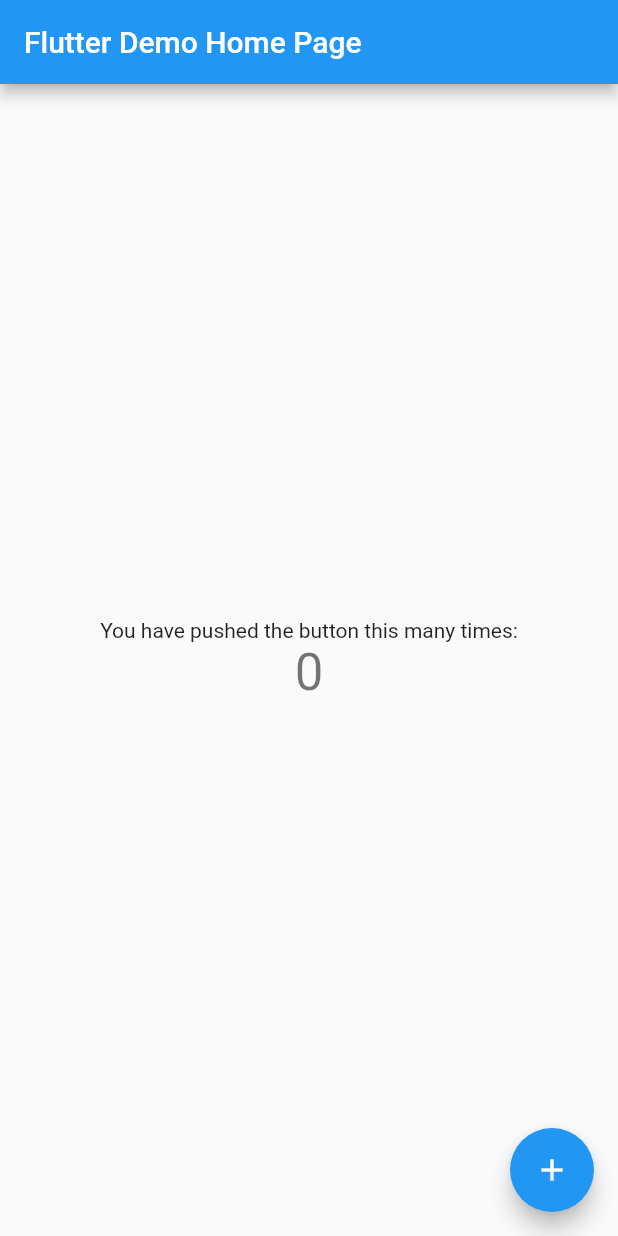
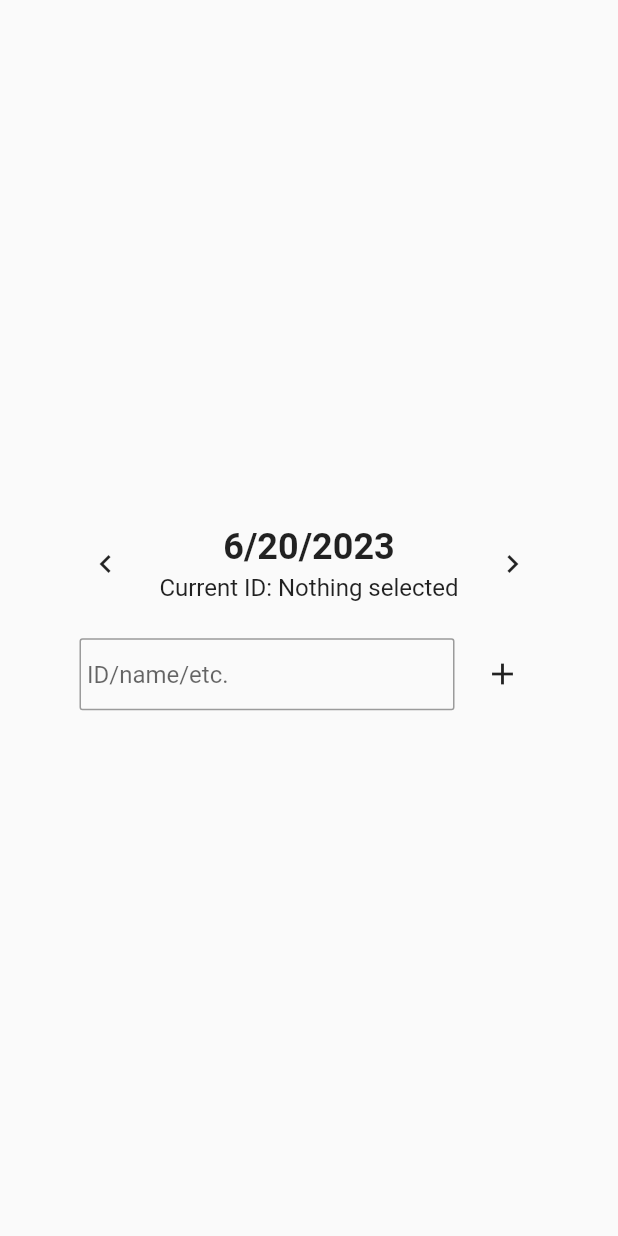
Before and after one commit to NathanKolbas/simple_time_card, a Flutter app: the screen it shows after launch, on a phone screen of 412 x 824 dp. Run offline on Flutter 3.47's test engine with Material 2 defaults, Android fonts, the light colour scheme and no system bars.

Commit message:
Simple implementation

```diff
--- a/lib/main.dart
+++ b/lib/main.dart
@@ -1,115 +1,232 @@
+import 'dart:async';
+
 import 'package:flutter/material.dart';
+import 'package:provider/provider.dart';
+import 'package:simple_time_card/models/times.dart';
 
 void main() {
-  runApp(const MyApp());
+  runApp(
+      MultiProvider(
+        providers: [
+          ChangeNotifierProvider(create: (context) => Times(),),
+        ],
+        child: const MyApp(),
+      )
+  );
 }
 
 class MyApp extends StatelessWidget {
   const MyApp({super.key});
 
-  // This widget is the root of your application.
   @override
   Widget build(BuildContext context) {
     return MaterialApp(
-      title: 'Flutter Demo',
       theme: ThemeData(
-        // This is the theme of your application.
-        //
-        // Try running your application with "flutter run". You'll see the
-        // application has a blue toolbar. Then, without quitting the app, try
-        // changing the primarySwatch below to Colors.green and then invoke
-        // "hot reload" (press "r" in the console where you ran "flutter run",
-        // or simply save your changes to "hot reload" in a Flutter IDE).
-        // Notice that the counter didn't reset back to zero; the application
-        // is not restarted.
-        primarySwatch: Colors.blue,
+        primarySwatch: Colors.grey,
       ),
-      home: const MyHomePage(title: 'Flutter Demo Home Page'),
+      debugShowCheckedModeBanner: false,
+      home: const MyHomePage(),
     );
   }
 }
 
 class MyHomePage extends StatefulWidget {
-  const MyHomePage({super.key, required this.title});
-
-  // This widget is the home page of your application. It is stateful, meaning
-  // that it has a State object (defined below) that contains fields that affect
-  // how it looks.
-
-  // This class is the configuration for the state. It holds the values (in this
-  // case the title) provided by the parent (in this case the App widget) and
-  // used by the build method of the State. Fields in a Widget subclass are
-  // always marked "final".
-
-  final String title;
+  const MyHomePage({super.key});
 
   @override
   State<MyHomePage> createState() => _MyHomePageState();
 }
 
 class _MyHomePageState extends State<MyHomePage> {
-  int _counter = 0;
+  final Times _times = Times();
+  late DateTime _currentDate;
+  String _newIdText = '';
 
-  void _incrementCounter() {
-    setState(() {
-      // This call to setState tells the Flutter framework that something has
-      // changed in this State, which causes it to rerun the build method below
-      // so that the display can reflect the updated values. If we changed
-      // _counter without calling setState(), then the build method would not be
-      // called again, and so nothing would appear to happen.
-      _counter++;
-    });
+  late final Timer _timer;
+  final TextEditingController _textEditingController = TextEditingController();
+
+  @override
+  void initState() {
+    super.initState();
+
+    final now = DateTime.now();
+    _currentDate = DateTime(now.year, now.month, now.day);
+
+    _timer = Timer.periodic(const Duration(seconds: 15), (timer) => setState(() {}));
+  }
+
+  @override
+  void dispose() {
+    _timer.cancel();
+    super.dispose();
   }
 
   @override
   Widget build(BuildContext context) {
-    // This method is rerun every time setState is called, for instance as done
-    // by the _incrementCounter method above.
-    //
-    // The Flutter framework has been optimized to make rerunning build methods
-    // fast, so that you can just rebuild anything that needs updating rather
-    // than having to individually change instances of widgets.
+    final day = context.select<Times, Map<String, Durations>>((v) => v.getDay(_currentDate));
+    final dayKeys = day.keys.toList();
+
+    print(dayKeys);
+
     return Scaffold(
-      appBar: AppBar(
-        // Here we take the value from the MyHomePage object that was created by
-        // the App.build method, and use it to set our appbar title.
-        title: Text(widget.title),
-      ),
       body: Center(
-        // Center is a layout widget. It takes a single child and positions it
-        // in the middle of the parent.
         child: Column(
-          // Column is also a layout widget. It takes a list of children and
-          // arranges them vertically. By default, it sizes itself to fit its
-          // children horizontally, and tries to be as tall as its parent.
-          //
-          // Invoke "debug painting" (press "p" in the console, choose the
-          // "Toggle Debug Paint" action from the Flutter Inspector in Android
-          // Studio, or the "Toggle Debug Paint" command in Visual Studio Code)
-          // to see the wireframe for each widget.
-          //
-          // Column has various properties to control how it sizes itself and
-          // how it positions its children. Here we use mainAxisAlignment to
-          // center the children vertically; the main axis here is the vertical
-          // axis because Columns are vertical (the cross axis would be
-          // horizontal).
           mainAxisAlignment: MainAxisAlignment.center,
-          children: <Widget>[
-            const Text(
-              'You have pushed the button this many times:',
+          children: [
+            Row(
+              mainAxisAlignment: MainAxisAlignment.center,
+              crossAxisAlignment: CrossAxisAlignment.center,
+              children: [
+                IconButton(
+                  onPressed: () => setState(() {
+                    _currentDate = _currentDate.subtract(const Duration(days: 1));
+                  }),
+                  icon: const Icon(Icons.keyboard_arrow_left),
+                ),
+                const SizedBox(width: 12,),
+                Column(
+                  children: [
+                    Text(
+                      "${_currentDate.month}/${_currentDate.day}/${_currentDate.year}",
+                      style: const TextStyle(fontWeight: FontWeight.bold, fontSize: 24),
+                    ),
+                    const SizedBox(height: 4,),
+                    Text(
+                      "Current ID: ${context.select<Times, String?>((v) => v.currentId) ?? 'Nothing selected'}",
+                      style: const TextStyle(fontSize: 16),
+                    ),
+                  ],
+                ),
+                const SizedBox(width: 12,),
+                IconButton(
+                  onPressed: () => setState(() {
+                    _currentDate = _currentDate.add(const Duration(days: 1));
+                  }),
+                  icon: const Icon(Icons.keyboard_arrow_right),
+                ),
+              ],
             ),
-            Text(
-              '$_counter',
-              style: Theme.of(context).textTheme.headlineMedium,
+            const SizedBox(height: 18,),
+            ListView.builder(
+              itemCount: dayKeys.length,
+              shrinkWrap: true,
+              itemBuilder: (context, index) {
+                return EntryItem(currentDate: _currentDate, id: dayKeys[index]);
+              },
+            ),
+            const SizedBox(height: 6,),
+            Row(
+              crossAxisAlignment: CrossAxisAlignment.center,
+              mainAxisAlignment: MainAxisAlignment.center,
+              children: [
+                SizedBox(
+                  width: 250,
+                  child: TextField(
+                    controller: _textEditingController,
+                    onChanged: (value) {
+                      _newIdText = value;
+                    },
+                    decoration: const InputDecoration(
+                      hintText: 'ID/name/etc.',
+                      contentPadding: EdgeInsets.symmetric(vertical: 5.0, horizontal: 5.0),
+                      border: OutlineInputBorder(
+                        borderRadius: BorderRadius.all(Radius.circular(2.0)),
+                      ),
+                    ),
+                  ),
+                ),
+                const SizedBox(width: 8,),
+                IconButton(
+                  onPressed: () {
+                    final durationMap = _times.getDay(_currentDate);
+                    // Add if it doesn't contain
+                    if (!durationMap.containsKey(_newIdText)) {
+                      durationMap[_newIdText] = Durations();
+                      _textEditingController.clear();
+                    }
+                    final itemDurations = durationMap[_newIdText];
+                    _times.setState();
+                    setState(() {});
+                  },
+                  icon: const Icon(Icons.add),
+                ),
+              ],
             ),
           ],
         ),
       ),
-      floatingActionButton: FloatingActionButton(
-        onPressed: _incrementCounter,
-        tooltip: 'Increment',
-        child: const Icon(Icons.add),
-      ), // This trailing comma makes auto-formatting nicer for build methods.
     );
   }
 }
+
+
+class EntryItem extends StatelessWidget {
+  const EntryItem({super.key, required this.currentDate, required this.id});
+
+  final DateTime currentDate;
+  final String id;
+
+  @override
+  Widget build(BuildContext context) {
+    final times = Provider.of<Times>(context);
+    final durations = times.days[currentDate]![id]!;
+
+    Duration adjustedDuration = durations.duration;
+    if (id == times.currentId) {
+      adjustedDuration += DateTime.now().difference(durations.times.last.dateTime);
+    }
+
+    return Padding(
+      padding: const EdgeInsets.all(8.0),
+      child: Column(
+        children: [
+          Row(
+            crossAxisAlignment: CrossAxisAlignment.center,
+            mainAxisAlignment: MainAxisAlignment.center,
+            children: [
+              SelectableText(
+                id,
+                style: const TextStyle(fontWeight: FontWeight.w400, fontSize: 24),
+              ),
+              const SizedBox(width: 16,),
+              SelectableText(
+                "${adjustedDuration.inHours}.${(adjustedDuration.inMinutes / 60).toStringAsFixed(2).substring(2)} hrs",
+                style: const TextStyle(fontWeight: FontWeight.w400, fontSize: 24),
+              ),
+              const SizedBox(width: 16,),
+              ElevatedButton(
+                onPressed: () {
+                  final now = DateTime.now();
+                  if (times.currentId == id) {
+                    times.currentId = null;
+                    durations.duration += now.difference(durations.times.last.dateTime);
+                    durations.times.add(Punch(PunchType.punchOut, now));
+                  } else {
+                    if (times.currentId != null) {
+                      final otherDurations = times.days[currentDate]![times.currentId]!;
+                      otherDurations.duration += now.difference(otherDurations.times.last.dateTime);
+                      otherDurations.times.add(Punch(PunchType.punchOut, now));
+                    }
+
+                    times.currentId = id;
+
+                    durations.times.add(Punch(PunchType.punchIn, now));
+                  }
+                  times.setState();
+                },
+                child: Text(times.currentId == id ? 'Stop' : 'Start'),
+              ),
+            ],
+          ),
+          SelectableText(
+            durations.times.fold('', (previousValue, element) => previousValue +=
+            "${previousValue.isNotEmpty ? ', ' : ''}${element.punchType == PunchType.punchIn ? 'In' : 'Out'}: "
+                "${element.dateTime.hour > 12 ? element.dateTime.hour - 12 : element.dateTime.hour + 1}:${element.dateTime.minute.toString().padLeft(2, '0')} "
+                "${element.dateTime.hour >= 12 ? 'PM' : 'AM'}"),
+            style: const TextStyle(fontSize: 18),
+          ),
+        ],
+      ),
+    );
+  }
+}
--- /dev/null
+++ b/lib/models/times.dart
@@ -0,0 +1,54 @@
+import 'package:flutter/material.dart';
+import 'package:json_annotation/json_annotation.dart';
+
+// part 'times.g.dart';
+
+enum PunchType {
+  punchIn,
+  punchOut;
+}
+
+@JsonSerializable()
+class Punch {
+  Punch(this.punchType, this.dateTime);
+
+  PunchType punchType;
+  DateTime dateTime;
+}
+
+@JsonSerializable()
+class Durations {
+  /// How long this item has been going for
+  Duration duration = Duration.zero;
+
+  /// The times that were clocked in and out
+  List<Punch> times = [];
+}
+
+@JsonSerializable()
+class Times with ChangeNotifier {
+  static final Times _instance = Times._internal();
+
+  /// This is a private constructor for this class
+  Times._internal();
+
+  factory Times() => _instance;
+
+  String? currentId;
+
+  final Map<DateTime, Map<String, Durations>> days = {};
+
+  Map<String, Durations> getDay(DateTime day) {
+    // Add if it doesn't contain
+    if (!days.containsKey(day)) {
+      days[day] = {};
+    }
+
+    return days[day]!;
+  }
+
+  void setState([VoidCallback? fn]) {
+    if (fn != null) fn();
+    notifyListeners();
+  }
+}
```
Also changed, not shown: pubspec.yaml (+6 -4 lines), lib/models/times.g.dart (added), pubspec.lock, 6 other files.
